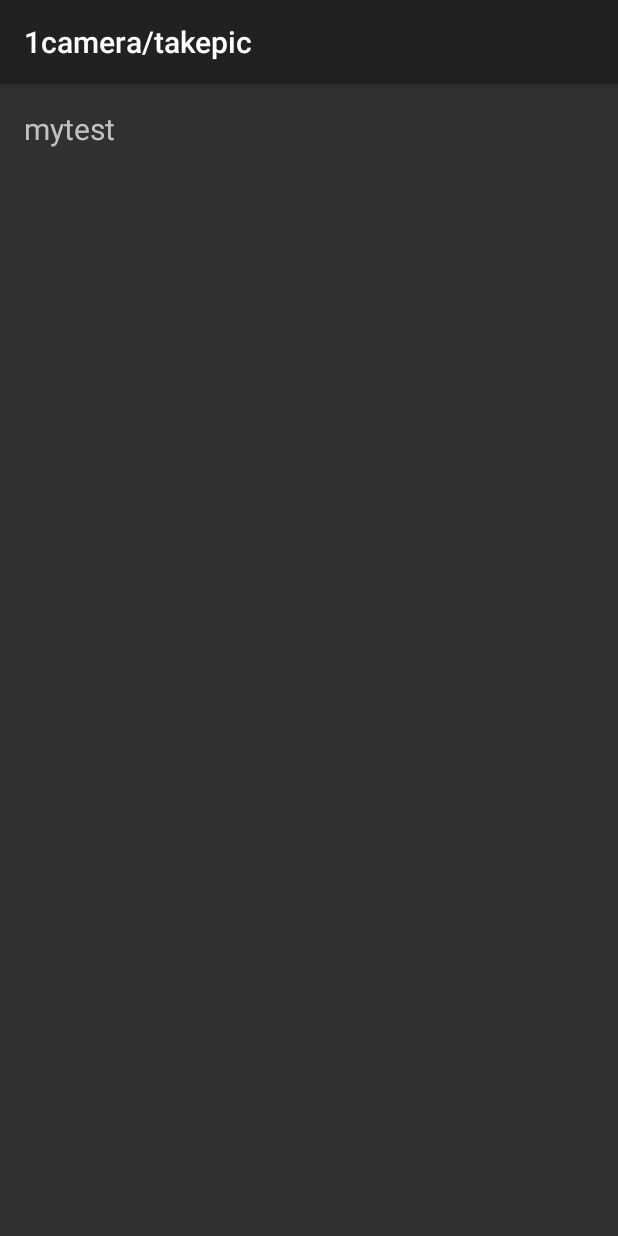
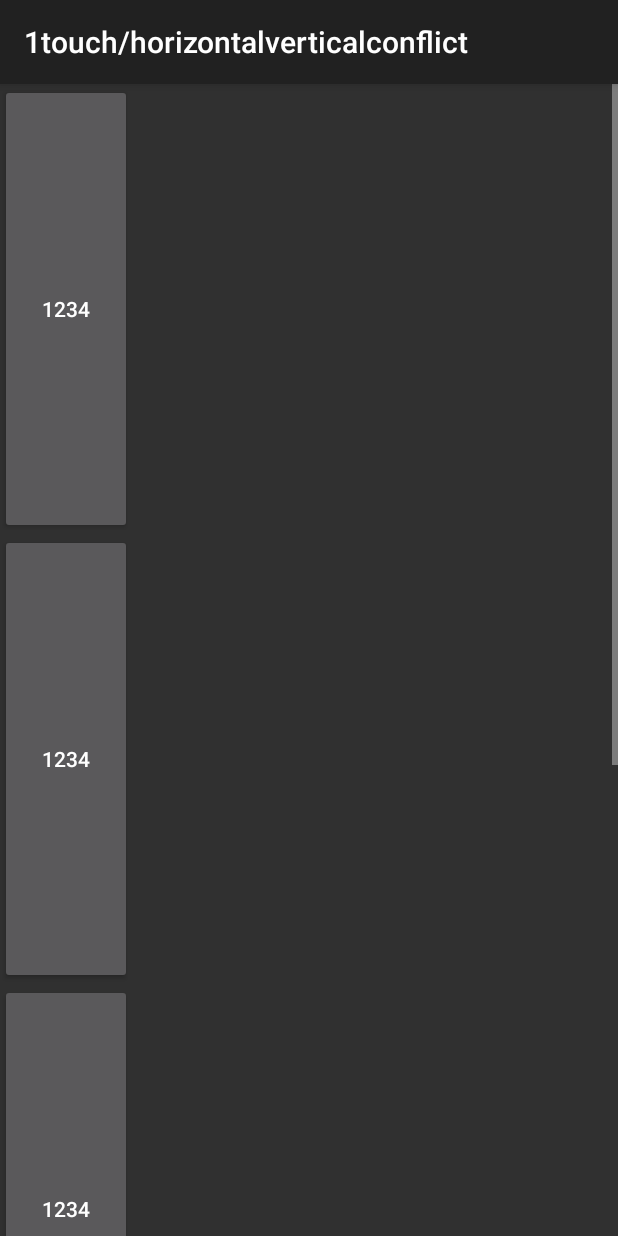
Before and after one commit to zxzxzxygithub/superdemo, an Android app: the SecondActivity screen opened directly, with no data from a screen before it, on a phone screen of 412 x 824 dp. Run offline under Robolectric (Android 15) with nearby library versions, the phone set to English and light mode, and no system bars.

Commit message:
add:horizontalverticalconflict

```diff
--- a/app/src/main/AndroidManifest.xml
+++ b/app/src/main/AndroidManifest.xml
@@ -20,7 +20,7 @@
         </activity>
         <!--所有activity必须配置label-->
         <activity android:name=".SecondActivity"
-            android:label="1camera/takepic"
+            android:label="1touch/horizontalverticalconflict"
             android:theme="@style/Base.Theme.AppCompat"
             >
             <!--所有acivity都必须配置这个action和category-->
--- a/app/src/main/java/com/test/emptydemo/SecondActivity.java
+++ b/app/src/main/java/com/test/emptydemo/SecondActivity.java
@@ -1,58 +1,71 @@
 package com.test.emptydemo;
 
-import android.Manifest;
-import android.content.pm.PackageManager;
-import android.hardware.Camera;
-import android.media.MediaRecorder;
 import android.os.Bundle;
-import android.os.Environment;
-import android.support.annotation.NonNull;
-import android.support.v4.app.ActivityCompat;
 import android.support.v7.app.AppCompatActivity;
 import android.util.Log;
+import android.view.MotionEvent;
 import android.view.View;
-import android.widget.TextView;
-
-import java.io.File;
+import android.widget.HorizontalScrollView;
+import android.widget.ScrollView;
 
 
 /**
  * @author zhengyx
- * @description cameratest
+ * @description horizontalverticalconflic
  * @date 2017/2/8
  */
 public class SecondActivity extends AppCompatActivity implements View.OnClickListener{
 
 
-    public static final String FILE_NAME="A_c.txt";
-    public static final String TAG="A_c.txt111";
-    private File mFile;
-    private Camera mCamera;
-    private MediaRecorder mPreview;
+    public static final String TAG="SecondActivity";
+    private ScrollView scrollView;
+    private HorizontalScrollView innersc;
 
     @Override
     protected void onCreate(Bundle savedInstanceState) {
         super.onCreate(savedInstanceState);
-        setContentView(R.layout.activity_second);
-        TextView textView= (TextView) findViewById(R.id.activity_second);
-        textView.setOnClickListener(new View.OnClickListener() {
+        setContentView(R.layout.horizontalandvertical);
+        scrollView = (ScrollView) findViewById(R.id.outsc);
+        innersc = (HorizontalScrollView) findViewById(R.id.innersc);
+        scrollView.setOnTouchListener(new View.OnTouchListener() {
             @Override
-            public void onClick(View v) {
+            public boolean onTouch(View v, MotionEvent event) {
+                innersc.getParent().requestDisallowInterceptTouchEvent(false);
+                return false;
             }
         });
-        mFile = new File(Environment.getExternalStorageDirectory(),FILE_NAME);
-        String[] persmissions={Manifest.permission.WRITE_EXTERNAL_STORAGE,Manifest.permission.CAMERA};
-        ActivityCompat.requestPermissions(this,persmissions,111);
 
+        innersc.setOnTouchListener(new View.OnTouchListener() {
+            public int lastY;
+            public int lastX;
+
+            @Override
+            public boolean onTouch(View v, MotionEvent event) {
+                innersc.getParent().requestDisallowInterceptTouchEvent(true);
+                int x = (int) event.getRawX();
+                int y = (int) event.getRawY();
+
+                switch (event.getAction()) {
+                    case MotionEvent.ACTION_DOWN:
+                        lastX = x;
+                        lastY = y;
+                        break;
+                    case MotionEvent.ACTION_MOVE:
+                        int deltaY = y - lastY;
+                        int deltaX = x - lastX;
+                        if (Math.abs(deltaX) < Math.abs(deltaY)) {
+                            innersc.getParent().requestDisallowInterceptTouchEvent(false);
+                        } else {
+                            innersc.getParent().requestDisallowInterceptTouchEvent(true);
+                        }
+                    default:
+                        break;
+                }
+                return false;
+            }
+        });
     }
 
-    @Override
-    public void onRequestPermissionsResult(int requestCode, @NonNull String[] permissions, @NonNull int[] grantResults) {
-        super.onRequestPermissionsResult(requestCode, permissions, grantResults);
-        if (grantResults[0]== PackageManager.PERMISSION_GRANTED&&grantResults[1]==PackageManager.PERMISSION_GRANTED){
-            System.out.println(1/0);
-        }
-    }
 
     @Override
     protected void onResume() {
@@ -80,28 +93,7 @@ public class SecondActivity extends AppCompatActivity implements View.OnClickLis
         Log.d(TAG, "onDestroy: ");
     }
 
-    private boolean safeCameraOpen(int id) {
-        boolean qOpened = false;
 
-        try {
-            releaseCameraAndPreview();
-            mCamera = Camera.open(id);
-            qOpened = (mCamera != null);
-        } catch (Exception e) {
-            Log.e(getString(R.string.app_name), "failed to open Camera");
-            e.printStackTrace();
-        }
-
-        return qOpened;
-    }
-
-    private void releaseCameraAndPreview() {
-        mPreview.setCamera(null);
-        if (mCamera != null) {
-            mCamera.release();
-            mCamera = null;
-        }
-    }
 
 
     @Override
--- /dev/null
+++ b/app/src/main/res/layout/horizontalandvertical.xml
@@ -0,0 +1,58 @@
+<?xml version="1.0" encoding="utf-8"?>
+<ScrollView xmlns:android="http://schemas.android.com/apk/res/android"
+    android:id="@+id/outsc"
+    android:layout_width="match_parent"
+    android:layout_height="match_parent">
+    <LinearLayout
+        android:orientation="vertical"
+        android:layout_width="match_parent"
+        android:layout_height="wrap_content">
+        <Button
+            android:text="1234"
+            android:layout_width="wrap_content"
+            android:layout_height="300dp" />
+        <Button
+            android:text="1234"
+            android:layout_width="wrap_content"
+            android:layout_height="300dp" />
+        <Button
+            android:text="1234"
+            android:layout_width="wrap_content"
+            android:layout_height="300dp" />
+        <Button
+            android:text="1234"
+            android:layout_width="wrap_content"
+            android:layout_height="300dp" />
+        <HorizontalScrollView
+            android:id="@+id/innersc"
+            android:layout_width="wrap_content"
+            android:layout_height="wrap_content">
+            <LinearLayout
+                android:orientation="horizontal"
+                android:layout_width="wrap_content"
+                android:layout_height="match_parent">
+                <Button
+                    android:text="1234"
+                    android:layout_width="300dp"
+                    android:layout_height="100dp" />
+                <Button
+                    android:text="1234"
+                    android:layout_width="300dp"
+                    android:layout_height="100dp" />
+                <Button
+                    android:text="1234"
+                    android:layout_width="300dp"
+                    android:layout_height="100dp" />
+                <Button
+                    android:text="1234"
+                    android:layout_width="300dp"
+                    android:layout_height="100dp" />
+                <Button
+                    android:text="1234"
+                    android:layout_width="300dp"
+                    android:layout_height="100dp" />
+            </LinearLayout>
+        </HorizontalScrollView>
+    </LinearLayout>
+
+</ScrollView>
```
